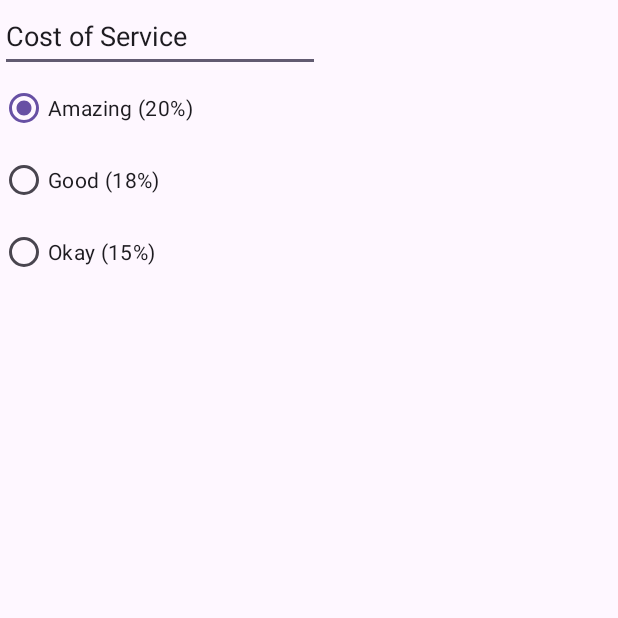
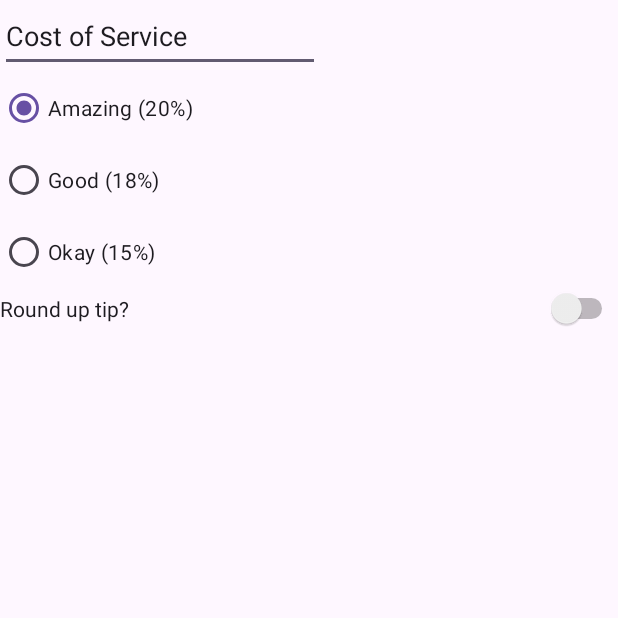
Before and after one commit to KobayashiYoh/KotlinLeaning, an Android app: the screen it shows after launch (MainActivity), on a phone screen of 412 x 824 dp, the top half of it. Run offline under Robolectric (Android 15) with nearby library versions, the phone set to English and light mode, and no system bars.

Commit message:
feat: Switchボタンを追加

```diff
--- a/XmlTutorial/app/src/main/res/layout/activity_main.xml
+++ b/XmlTutorial/app/src/main/res/layout/activity_main.xml
@@ -19,6 +19,7 @@
         app:layout_constraintTop_toTopOf="parent" />
 
     <RadioGroup
+        android:id="@+id/radioGroup4"
         android:layout_width="wrap_content"
         android:layout_height="wrap_content"
         android:checkedButton="@id/option_twenty_percent"
@@ -51,4 +52,13 @@
             tools:layout_editor_absoluteX="68dp" />
     </RadioGroup>
 
+    <Switch
+        android:id="@+id/round_up_switch"
+        android:layout_width="0dp"
+        android:layout_height="wrap_content"
+        android:text="Round up tip?"
+        app:layout_constraintEnd_toEndOf="parent"
+        app:layout_constraintStart_toStartOf="parent"
+        app:layout_constraintTop_toBottomOf="@+id/radioGroup4" />
+
 </androidx.constraintlayout.widget.ConstraintLayout>
```
